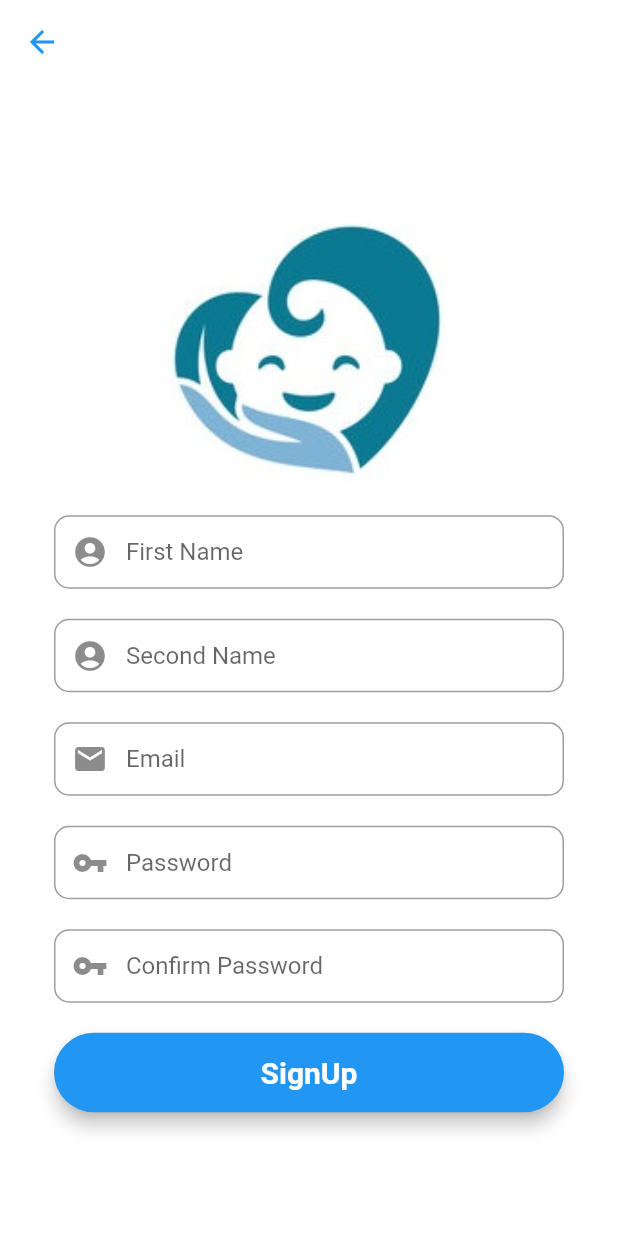
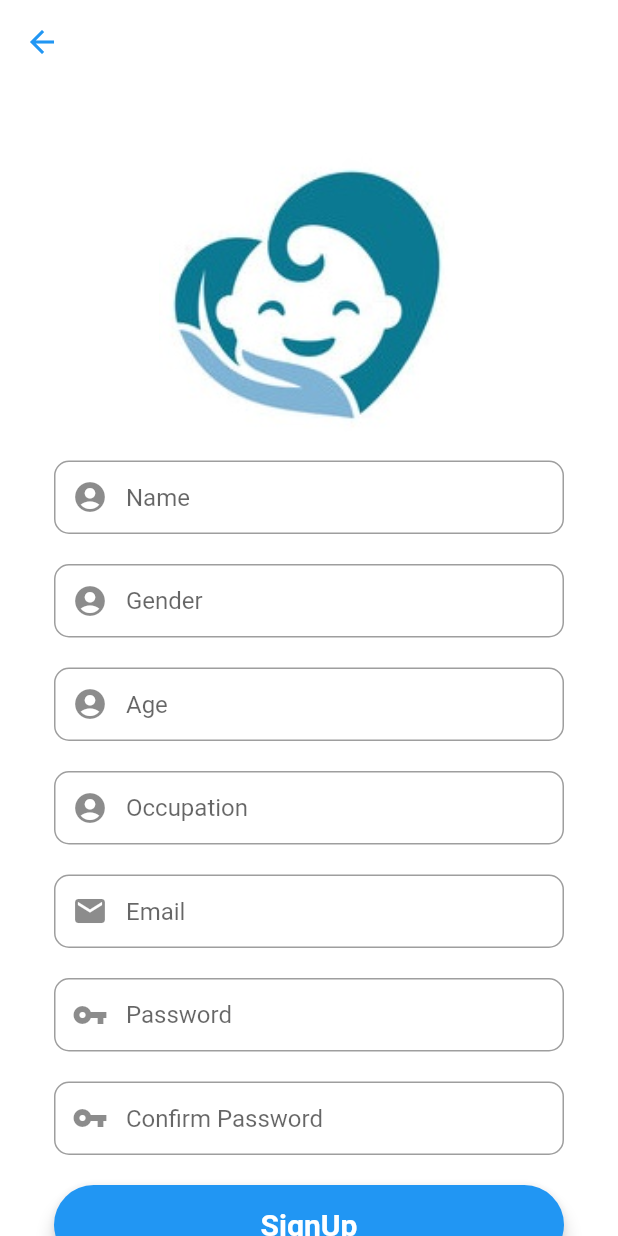
Before and after one commit to RaiyanJahangir/Capstone-Project, a Flutter app: the RegistrationScreen screen opened directly, on a phone screen of 412 x 824 dp. Run offline on Flutter 3.47's test engine with Material 2 defaults, Android fonts, the phone set to English and light mode, and no system bars; our stand-ins replace cloud_firestore, firebase_auth, firebase_core, fluttertoast; accounts and stored records are empty.

Commit message:
Firebase bug solved

```diff
--- a/lib/model/user_model.dart
+++ b/lib/model/user_model.dart
@@ -1,18 +1,28 @@
 class UserModel {
   String? uid;
   String? email;
-  String? firstName;
-  String? secondName;
+  String? name;
+  String? gender;
+  int? age;
+  String? occupation;
 
-  UserModel({this.uid, this.email, this.firstName, this.secondName});
+  UserModel(
+      {this.uid,
+      this.email,
+      this.name,
+      this.gender,
+      this.age,
+      this.occupation});
 
   //receiving data from server
   factory UserModel.fromMap(map) {
     return UserModel(
       uid: map['uid'],
-      email: map['email'],
-      firstName: map['firstName'],
-      secondName: map['secondName'],
+      email: map['Email'],
+      name: map['Name'],
+      gender: map['Gender'],
+      age: map['Age'],
+      occupation: map['Occupation'],
     );
   }
 
@@ -20,9 +30,11 @@ class UserModel {
   Map<String, dynamic> toMap() {
     return {
       'uid': uid,
-      'email': email,
-      'firstName': firstName,
-      'secondName': secondName,
+      'Email': email,
+      'Name': name,
+      'Gender': gender,
+      'Age': age,
+      'Occupation': occupation,
     };
   }
 }
--- a/lib/screens/home_screen.dart
+++ b/lib/screens/home_screen.dart
@@ -21,7 +21,7 @@ class HomeScreenState extends State<HomeScreen> {
   void initState() {
     super.initState();
     FirebaseFirestore.instance
-        .collection("users")
+        .collection("Users")
         .doc(user!.uid)
         .get()
         .then((value) {
@@ -57,7 +57,7 @@ class HomeScreenState extends State<HomeScreen> {
                 ),
                 SizedBox(height: 10),
                 Text(
-                  "${loggedInUser.firstName} ${loggedInUser.secondName}",
+                  "${loggedInUser.name}",
                   style: TextStyle(
                       color: Colors.black54, fontWeight: FontWeight.w500),
                 ),
--- a/lib/screens/registration_screen.dart
+++ b/lib/screens/registration_screen.dart
@@ -17,8 +17,10 @@ class _RegistrationScreenState extends State<RegistrationScreen> {
   //our form key
   final _formKey = GlobalKey<FormState>();
   //editing controller
-  final firstNameEditingController = TextEditingController();
-  final secondNameEditingController = TextEditingController();
+  final nameEditingController = TextEditingController();
+  final genderEditingController = TextEditingController();
+  final ageEditingController = TextEditingController();
+  final occupationEditingController = TextEditingController();
   final emailEditingController = TextEditingController();
   final passwordEditingController = TextEditingController();
   final confirmPasswordEditingController = TextEditingController();
@@ -26,14 +28,14 @@ class _RegistrationScreenState extends State<RegistrationScreen> {
   @override
   Widget build(BuildContext context) {
     //first name field
-    final firstNameField = TextFormField(
+    final nameField = TextFormField(
       autocorrect: false,
-      controller: firstNameEditingController,
+      controller: nameEditingController,
       keyboardType: TextInputType.name,
       validator: (value) {
         RegExp regex = RegExp(r'^.{3,}$');
         if (value!.isEmpty) {
-          return ("First Name cannot be Empty");
+          return ("Name cannot be Empty");
         }
         if (!regex.hasMatch(value)) {
           return ("Enter Valid Name (Min 3 character");
@@ -41,39 +43,91 @@ class _RegistrationScreenState extends State<RegistrationScreen> {
         return null;
       },
       onSaved: (value) {
-        firstNameEditingController.text = value!;
+        nameEditingController.text = value!;
       },
       textInputAction: TextInputAction.next,
       decoration: InputDecoration(
           prefixIcon: Icon(Icons.account_circle),
           contentPadding: EdgeInsets.fromLTRB(20, 15, 20, 15),
-          hintText: "First Name",
+          hintText: "Name",
           border: OutlineInputBorder(
               borderRadius: BorderRadius.circular(
             10,
           ))),
     );
 
-    //second name field
-    final secondNameField = TextFormField(
+    //gender field
+    final genderField = TextFormField(
       autocorrect: false,
-      controller: secondNameEditingController,
+      controller: genderEditingController,
       keyboardType: TextInputType.name,
       validator: (value) {
         //RegExp regex = RegExp(r'^.{3,}$');
         if (value!.isEmpty) {
-          return ("Second Name cannot be Empty");
+          return ("Gender cannot be Empty");
         }
         return null;
       },
       onSaved: (value) {
-        secondNameEditingController.text = value!;
+        genderEditingController.text = value!;
       },
       textInputAction: TextInputAction.next,
       decoration: InputDecoration(
           prefixIcon: Icon(Icons.account_circle),
           contentPadding: EdgeInsets.fromLTRB(20, 15, 20, 15),
-          hintText: "Second Name",
+          hintText: "Gender",
+          border: OutlineInputBorder(
+              borderRadius: BorderRadius.circular(
+            10,
+          ))),
+    );
+
+    //age field
+    final ageField = TextFormField(
+      autocorrect: false,
+      controller: ageEditingController,
+      keyboardType: TextInputType.name,
+      validator: (value) {
+        //RegExp regex = RegExp(r'^.{3,}$');
+        if (value!.isEmpty) {
+          return ("Age cannot be Empty");
+        }
+        return null;
+      },
+      onSaved: (value) {
+        ageEditingController.text = value!;
+      },
+      textInputAction: TextInputAction.next,
+      decoration: InputDecoration(
+          prefixIcon: Icon(Icons.account_circle),
+          contentPadding: EdgeInsets.fromLTRB(20, 15, 20, 15),
+          hintText: "Age",
+          border: OutlineInputBorder(
+              borderRadius: BorderRadius.circular(
+            10,
+          ))),
+    );
+
+    //occupation field
+    final occupationField = TextFormField(
+      autocorrect: false,
+      controller: occupationEditingController,
+      keyboardType: TextInputType.name,
+      validator: (value) {
+        //RegExp regex = RegExp(r'^.{3,}$');
+        if (value!.isEmpty) {
+          return ("Occupation cannot be Empty");
+        }
+        return null;
+      },
+      onSaved: (value) {
+        ageEditingController.text = value!;
+      },
+      textInputAction: TextInputAction.next,
+      decoration: InputDecoration(
+          prefixIcon: Icon(Icons.account_circle),
+          contentPadding: EdgeInsets.fromLTRB(20, 15, 20, 15),
+          hintText: "Occupation",
           border: OutlineInputBorder(
               borderRadius: BorderRadius.circular(
             10,
@@ -213,9 +267,13 @@ class _RegistrationScreenState extends State<RegistrationScreen> {
                               ),
                             ),
                             SizedBox(height: 15),
-                            firstNameField,
+                            nameField,
                             SizedBox(height: 20),
-                            secondNameField,
+                            genderField,
+                            SizedBox(height: 20),
+                            ageField,
+                            SizedBox(height: 20),
+                            occupationField,
                             SizedBox(height: 20),
                             emailField,
                             SizedBox(height: 20),
@@ -255,11 +313,13 @@ class _RegistrationScreenState extends State<RegistrationScreen> {
     //writing all the values
     userModel.email = user!.email;
     userModel.uid = user.uid;
-    userModel.firstName = firstNameEditingController.text;
-    userModel.secondName = secondNameEditingController.text;
+    userModel.name = nameEditingController.text;
+    userModel.gender = genderEditingController.text;
+    userModel.age = int.parse(ageEditingController.text);
+    userModel.occupation = occupationEditingController.text;
 
     await firebaseFirestore
-        .collection("users")
+        .collection("Users")
         .doc(user.uid)
         .set(userModel.toMap());
     Fluttertoast.showToast(msg: "Account created successfully :) ");
```
Also changed, not shown: 4 other files.
